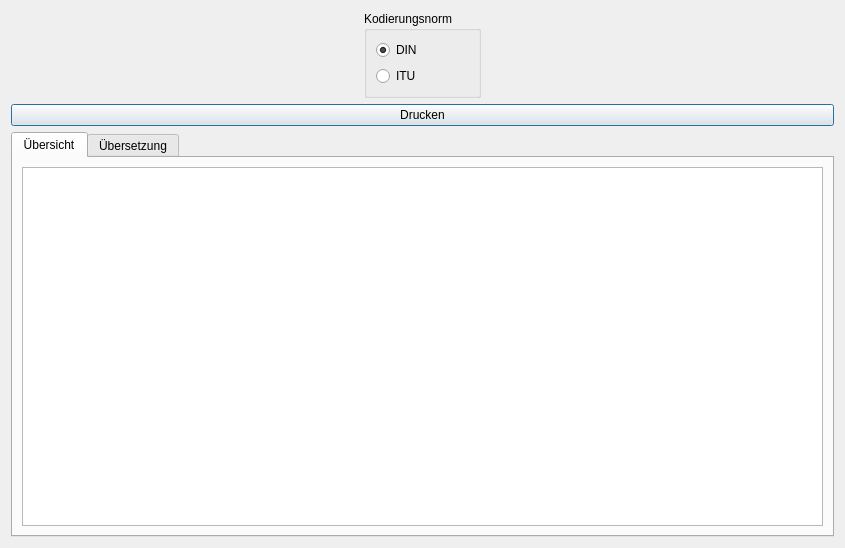
Qt form Plug-Ins/Funkalphabet/Dialoge/Funkalphabet.ui (tuxmaster/ELS-Klient) before a commit.
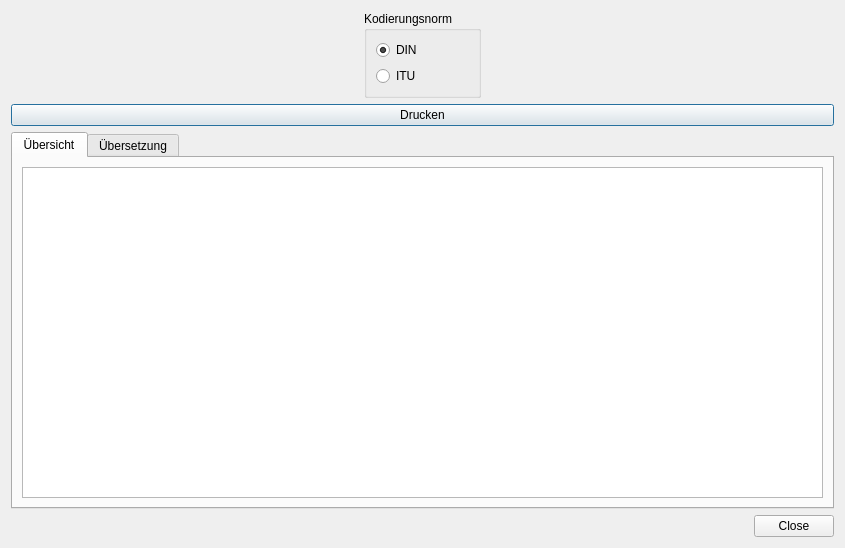
The same form after that commit.

Commit message: - Dialoge sind jetzt Qt gerecht :)

What changed in the file:
```diff
--- a/Plug-Ins/Funkalphabet/Dialoge/Funkalphabet.ui
+++ b/Plug-Ins/Funkalphabet/Dialoge/Funkalphabet.ui
@@ -158,6 +158,13 @@
      </widget>
     </widget>
    </item>
+   <item>
+    <widget class="QDialogButtonBox" name="bbEnde">
+     <property name="standardButtons">
+      <set>QDialogButtonBox::Close</set>
+     </property>
+    </widget>
+   </item>
   </layout>
  </widget>
  <resources/>
```
Left out of the diff: 19 changed lines with no effect on the pictures. The commit also changes 2 other files.
